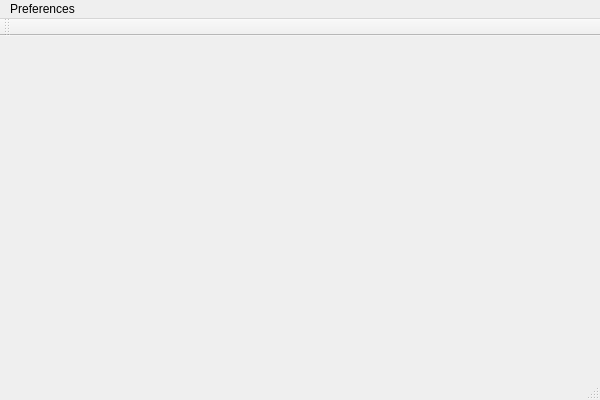
The window that src/jamtaba/gui/mainframe.ui (elieserdejesus/JamTaba) describes before a commit, drawn with Qt 5.
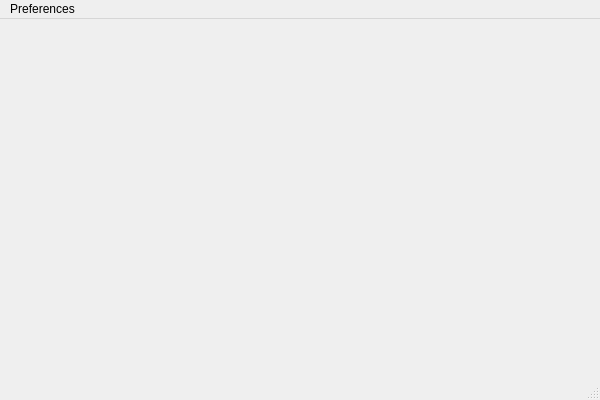
The same window after the commit.

Diff of the .ui file:
```diff
--- a/src/jamtaba/gui/mainframe.ui
+++ b/src/jamtaba/gui/mainframe.ui
@@ -31,14 +31,6 @@
    </widget>
    <addaction name="menuAudio"/>
   </widget>
-  <widget class="QToolBar" name="mainToolBar">
-   <attribute name="toolBarArea">
-    <enum>TopToolBarArea</enum>
-   </attribute>
-   <attribute name="toolBarBreak">
-    <bool>false</bool>
-   </attribute>
-  </widget>
   <widget class="QStatusBar" name="statusBar"/>
   <action name="actionAudio">
    <property name="text">
```
Left out of the diff: 2 changed lines with no effect on the pictures.
